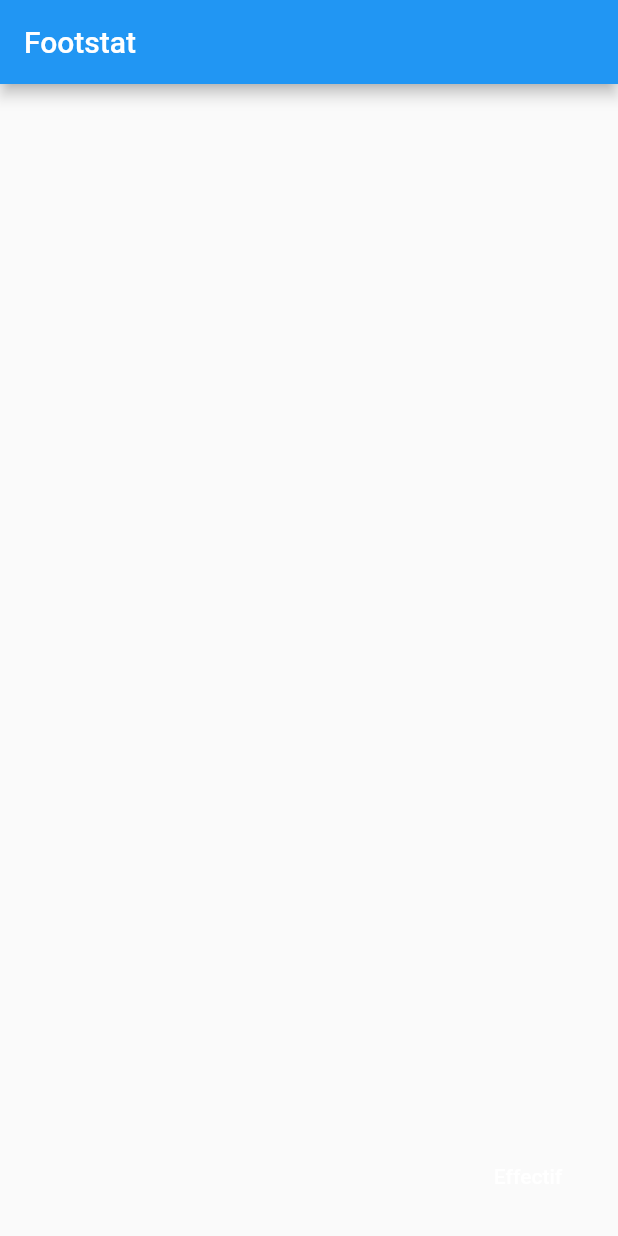
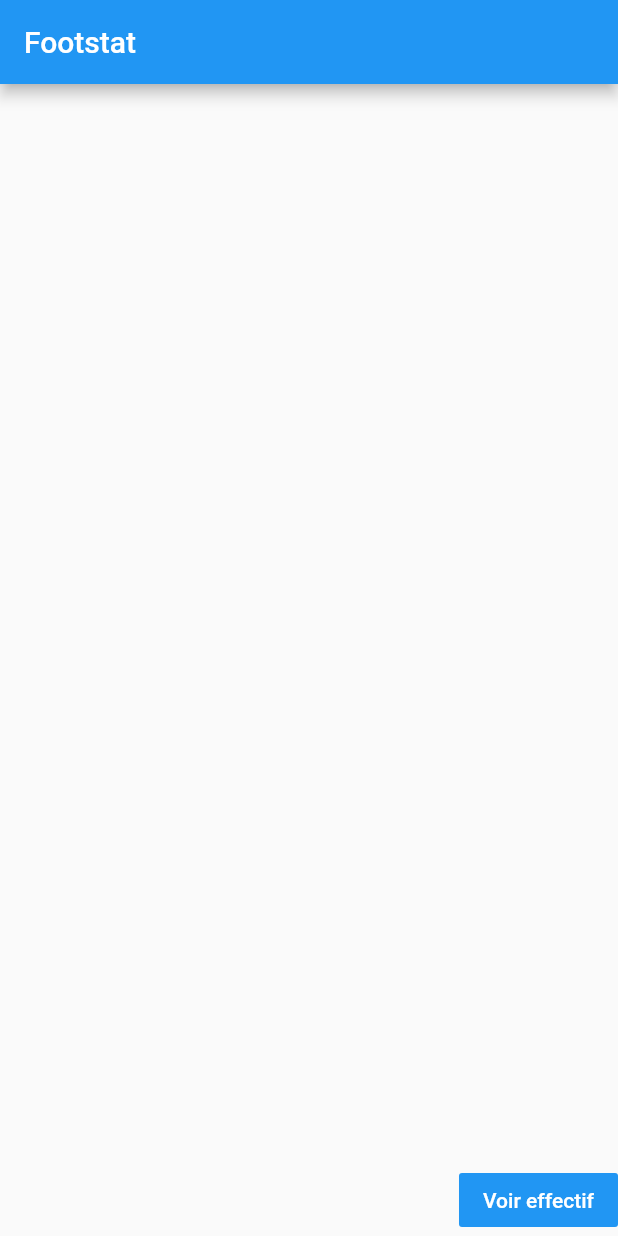
Before and after one commit to fabioavelino/footstat, a Flutter app: the screen it shows after launch, on a phone screen of 412 x 824 dp. Run offline on Flutter 3.47's test engine with Material 2 defaults, Android fonts, the light colour scheme and no system bars.

Commit message:
Ajout de navigation entre menu et page effectif

```diff
--- a/lib/main.dart
+++ b/lib/main.dart
@@ -1,4 +1,5 @@
 import 'package:flutter/material.dart';
+import 'package:footstat/EffectifPage.dart';
 
 void main() => runApp(MyApp());
 
@@ -75,32 +76,30 @@ class _MyHomePageState extends State<MyHomePage> {
         // Center is a layout widget. It takes a single child and positions it
         // in the middle of the parent.
         child: Column(
-          // Column is also a layout widget. It takes a list of children and
-          // arranges them vertically. By default, it sizes itself to fit its
-          // children horizontally, and tries to be as tall as its parent.
-          //
-          // Invoke "debug painting" (press "p" in the console, choose the
-          // "Toggle Debug Paint" action from the Flutter Inspector in Android
-          // Studio, or the "Toggle Debug Paint" command in Visual Studio Code)
-          // to see the wireframe for each widget.
-          //
-          // Column has various properties to control how it sizes itself and
-          // how it positions its children. Here we use mainAxisAlignment to
-          // center the children vertically; the main axis here is the vertical
-          // axis because Columns are vertical (the cross axis would be
-          // horizontal).
-          mainAxisAlignment: MainAxisAlignment.center,
+          children: <Widget>[
+            Expanded(
+              child: Align(
+                alignment: Alignment.bottomRight,
+                child: FlatButton(
+                  onPressed: () {
+                    Navigator.push(
+                      context,
+                      MaterialPageRoute(builder: (context) {
+                        return EffectifPage();
+                      }),
+                    );
+                  },
+                  color: Colors.blue,
+                  textColor: Colors.white,
+                  child: Text(
+                    'Voir effectif',
+                  ),
+                ),
+              ),
+            ),
+          ],
         ),
       ),
-      floatingActionButton: FlatButton(
-        color: Colors.blue,
-        child: Text(
-          'Effectif',
-          style: TextStyle(
-           color: Colors.white
-          ),
-        ),
-      ), // This trailing comma makes auto-formatting nicer for build methods.
     );
   }
 }
```
Also changed, not shown: lib/EffectifPage.dart (+29 -4 lines).
